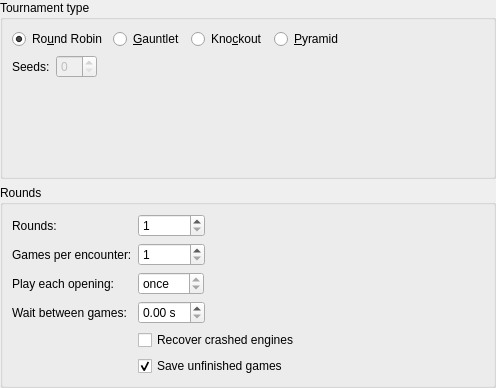
Qt form projects/gui/ui/tournamentsettingswidget.ui (cutechess/cutechess) before a commit.
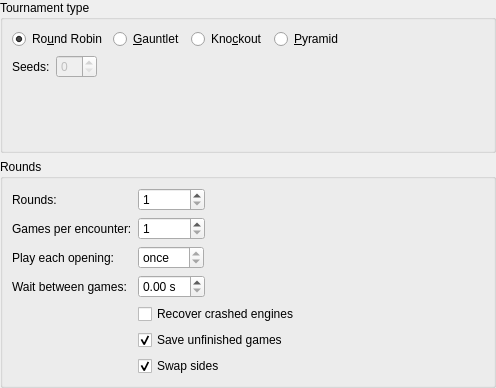
The same form after that commit. Custom widgets are drawn as their Qt base class.

Commit message:
Add checkbox to TournamentSettingsWidget to enable/disable swapping of sides (#528)
within an encounter

Corresponds to CLI's -noswap option (CLI feature request #95).

What changed in the file:
```diff
--- a/projects/gui/ui/tournamentsettingswidget.ui
+++ b/projects/gui/ui/tournamentsettingswidget.ui
@@ -249,6 +249,19 @@
         </property>
        </widget>
       </item>
+      <item row="6" column="1">
+       <widget class="QCheckBox" name="m_swapCheck">
+        <property name="toolTip">
+         <string>Swap colors after each game within an encounter (default: true)</string>
+        </property>
+        <property name="text">
+         <string>Swap sides</string>
+        </property>
+        <property name="checked">
+         <bool>true</bool>
+        </property>
+       </widget>
+      </item>
      </layout>
     </widget>
    </item>
```
The commit also changes 3 other files.
